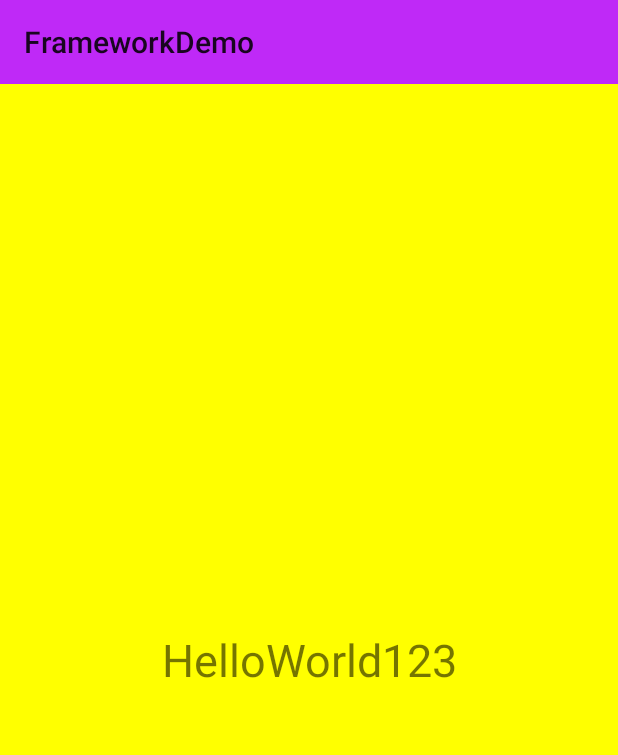
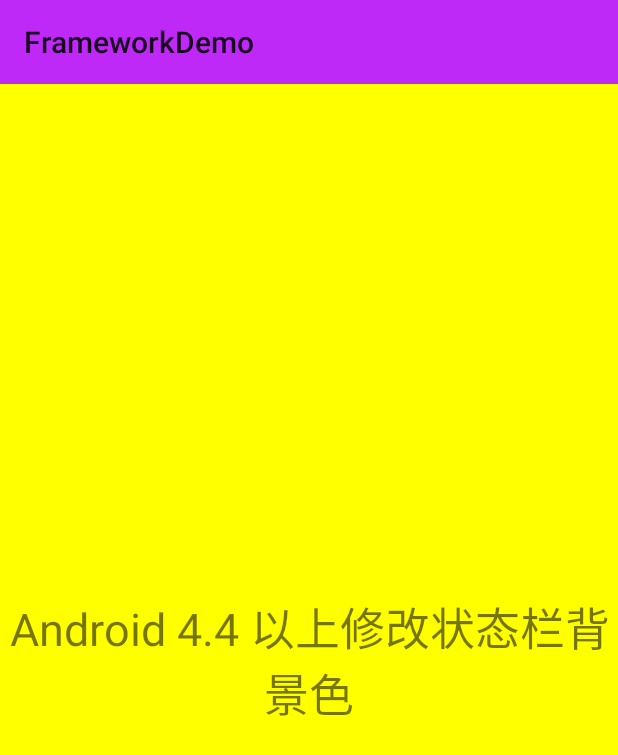
Before and after one commit to meikaiss/framework, an Android app: the StatusBarColorActivity screen opened directly, with no data from a screen before it, on a phone screen of 412 x 824 dp. Shown: the top 755 px of the screen. Run offline under Robolectric (Android 15) with nearby library versions, the phone set to English and light mode, and no system bars; our stand-ins replace CircleImageView.

Commit message:
修改状态栏背景颜色测试用例

```diff
--- a/app/src/main/java/com/android/framework/demo/StatusBarColorActivity.java
+++ b/app/src/main/java/com/android/framework/demo/StatusBarColorActivity.java
@@ -21,7 +21,7 @@ public class StatusBarColorActivity extends AppCompatActivity {
         setSupportActionBar(toolbar);
 
         // 5.0 以上版本 第二参数 会 覆盖colorPrimaryDark的值
-        StatusBarCompat.compat(this, Color.parseColor("#BF29F7"));
+        StatusBarCompat.compat(this, Color.RED);
 
     }
 
--- a/app/src/main/res/layout/activity_color_statusbar.xml
+++ b/app/src/main/res/layout/activity_color_statusbar.xml
@@ -22,7 +22,7 @@
             android:layout_height="0dp"
             android:layout_weight="1"
             android:gravity="center"
-            android:text="HelloWorld123"
+            android:text="Android 4.4 以上修改状态栏背景色"
             android:textSize="30sp" />
     </LinearLayout>
 
```
